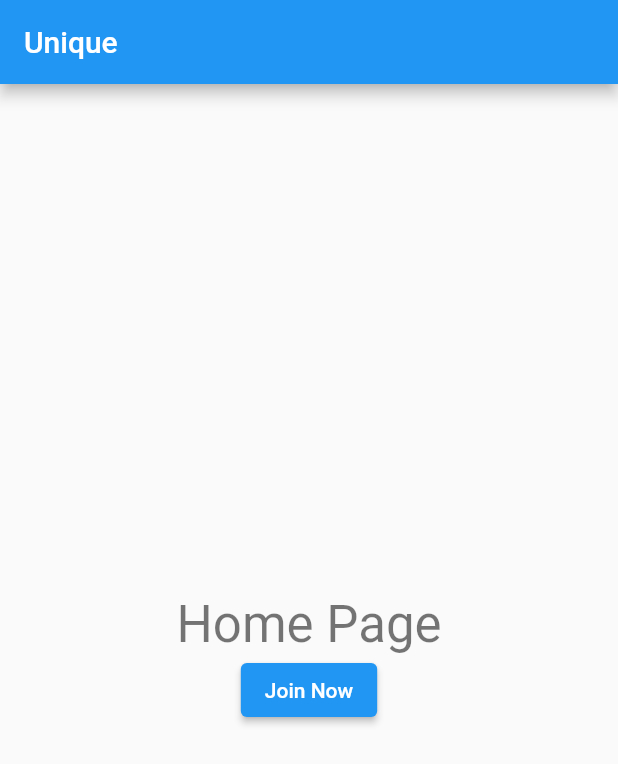
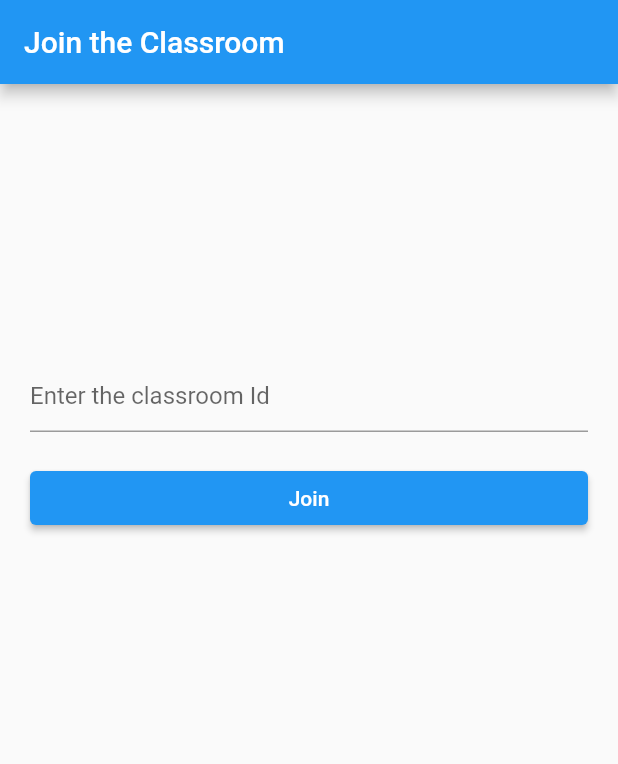
Before and after one commit to Imadarshsri/unique, a Flutter app: the screen it shows after launch, on a phone screen of 412 x 824 dp. Shown: the top 764 px of the screen. Run offline on Flutter 3.47's test engine with Material 2 defaults, Android fonts, the phone set to English and light mode, and no system bars; our stand-ins replace permission_handler; missing offline and left inert: agora_rtc_engine, universal_html.

Commit message:
Refactors classroom join screen

```diff
--- a/lib/main.dart
+++ b/lib/main.dart
@@ -31,22 +31,6 @@ class MyHomePage extends StatefulWidget {
 class _MyHomePageState extends State<MyHomePage> {
   @override
   Widget build(BuildContext context) {
-    return Scaffold(
-      appBar: AppBar(
-        title: Text(widget.title),
-      ),
-      body: Center(
-        child: Column(
-          mainAxisAlignment: MainAxisAlignment.center,
-          children: <Widget>[
-            Text(
-              'Home Page',
-              style: Theme.of(context).textTheme.headline4,
-            ),
-            VideoConf(),
-          ],
-        ),
-      ),
-    );
+    return Classroom();
   }
 }
--- a/lib/modules/video_call/screens/classroom.dart
+++ b/lib/modules/video_call/screens/classroom.dart
@@ -1,24 +1,117 @@
 import 'package:flutter/material.dart';
-import 'package:unique/modules/video_call/screens/classroom_channel.dart';
+import 'dart:io';
+import 'dart:async';
 
-class VideoConf extends StatefulWidget {
-  const VideoConf({Key? key}) : super(key: key);
+import 'package:permission_handler/permission_handler.dart';
+import 'classroom_video_call.dart';
+import 'package:universal_html/html.dart' as html;
+
+class Classroom extends StatefulWidget {
+  const Classroom({Key? key}) : super(key: key);
 
   @override
-  _VideoConfState createState() => _VideoConfState();
+  _ChannelState createState() => _ChannelState();
 }
 
-class _VideoConfState extends State<VideoConf> {
+class _ChannelState extends State<Classroom> {
+  late TextEditingController _channelController;
+  late bool _validateError;
+
+  @override
+  void dispose() {
+    _channelController.dispose();
+    super.dispose();
+  }
+
+  @override
+  void initState() {
+    super.initState();
+    _channelController = TextEditingController();
+    _validateError = false;
+  }
+
+  Future<void> _handleCameraAndMic(Permission permission) async {
+    final status = await permission.request();
+    print(status);
+  }
+
+  Future<void> onJoin() async {
+    setState(() {
+      _channelController.text.isEmpty
+          ? _validateError = true
+          : _validateError = false;
+    });
+    if (_channelController.text.isNotEmpty) {
+      if (Platform.isAndroid || Platform.isIOS) {
+        await _handleCameraAndMic(Permission.camera);
+        await _handleCameraAndMic(Permission.microphone);
+      } else {
+        final perm =
+            await html.window.navigator.permissions!.query({"name": "camera"});
+        if (perm.state == "denied") {
+          ScaffoldMessenger.of(context).showSnackBar(
+            SnackBar(
+              content: Text("Oops! Camera access denied!"),
+              backgroundColor: Colors.orangeAccent,
+            ),
+          );
+          return;
+        }
+      }
+      Navigator.push(
+        context,
+        MaterialPageRoute(
+          builder: (_) => VideoCall(),
+        ),
+      );
+    }
+  }
+
   @override
   Widget build(BuildContext context) {
-    return Container(
-      child: ElevatedButton(
-        child: Text("Join Now"),
-        onPressed: () {
-          print("Joining Channel");
-          Navigator.of(context)
-              .push(MaterialPageRoute(builder: (_) => Channel()));
-        },
+    return Scaffold(
+      appBar: AppBar(
+        title: const Text('Join the Classroom'),
+      ),
+      body: Center(
+        child: Container(
+          padding: const EdgeInsets.symmetric(horizontal: 20),
+          height: 400,
+          child: Column(
+            children: [
+              Row(
+                children: <Widget>[
+                  Expanded(
+                    child: TextField(
+                      controller: _channelController,
+                      decoration: InputDecoration(
+                        errorText:
+                            _validateError ? 'Channel name is mandatory' : null,
+                        border: UnderlineInputBorder(
+                          borderSide: BorderSide(width: 1),
+                        ),
+                        hintText: 'Enter the classroom Id',
+                      ),
+                    ),
+                  ),
+                ],
+              ),
+              Padding(
+                padding: const EdgeInsets.symmetric(vertical: 20),
+                child: Row(
+                  children: <Widget>[
+                    Expanded(
+                      child: ElevatedButton(
+                        onPressed: onJoin,
+                        child: Text('Join'),
+                      ),
+                    )
+                  ],
+                ),
+              )
+            ],
+          ),
+        ),
       ),
     );
   }
```
Also changed, not shown: lib/modules/video_call/screens/classroom_channel.dart (deleted, +0 -118 lines).
